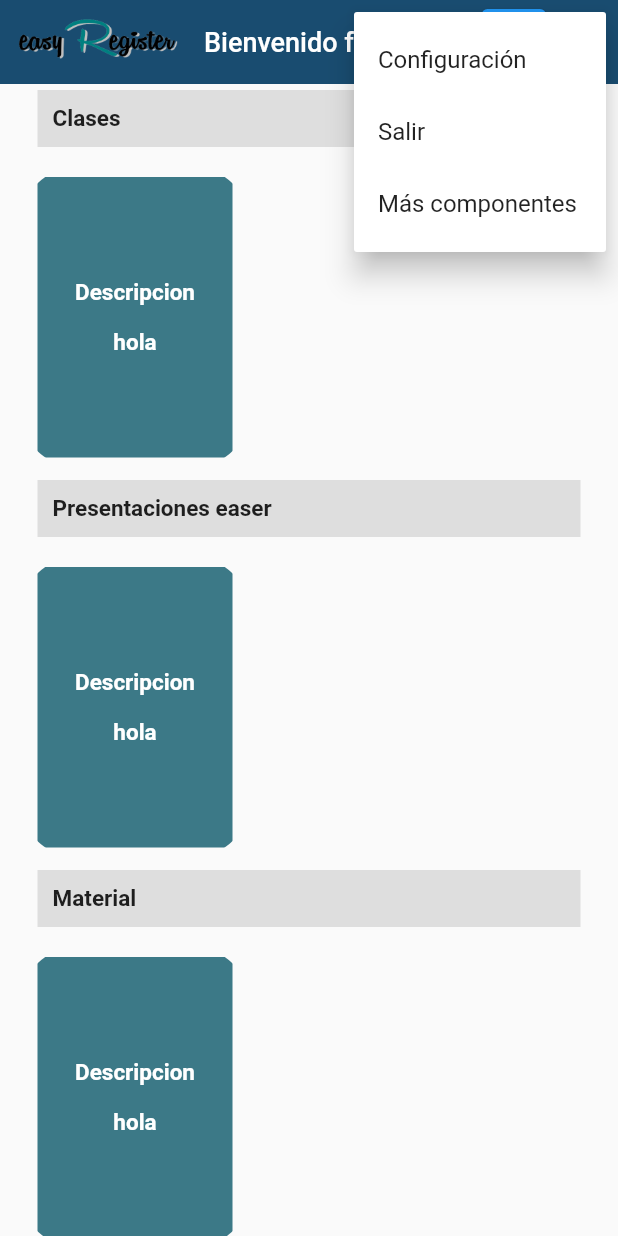
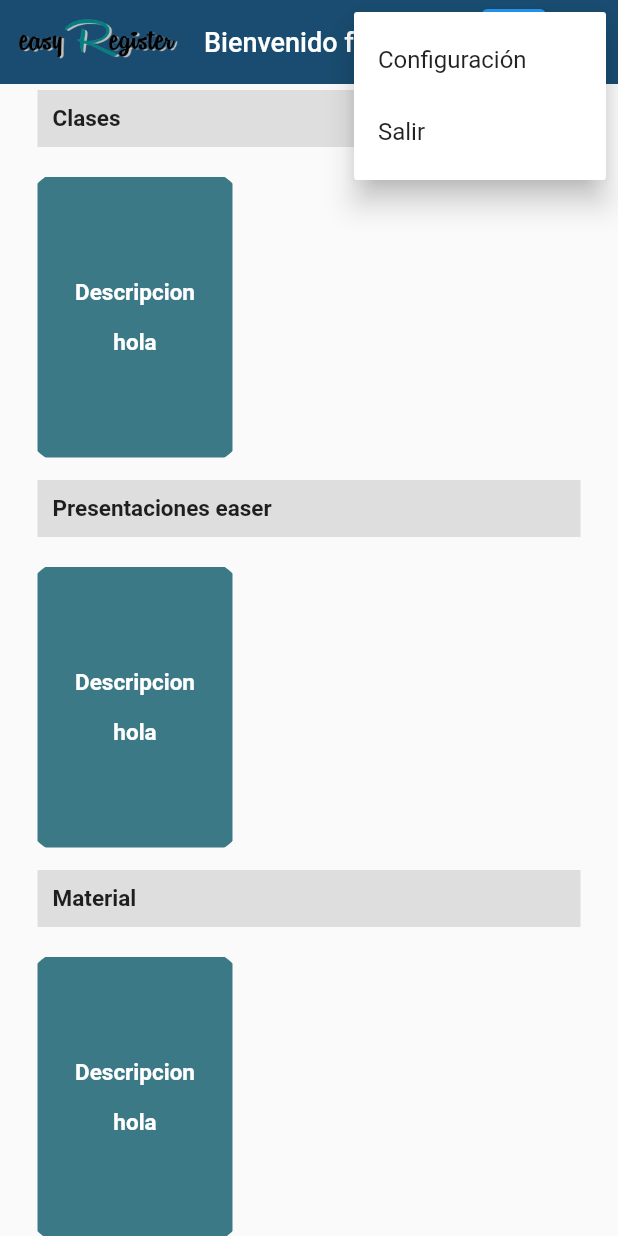
Before and after one commit to yisus44/easy-register, a Flutter app: the HomeScreen screen opened by its route, after a tap on the "more vert" icon, on a phone screen of 412 x 824 dp. Run offline on Flutter 3.47's test engine with Material 2 defaults, Android fonts, the light colour scheme and no system bars; our stand-ins replace dio; network calls fail.

Commit message:
Without errors

```diff
--- a/lib/router/app_routes.dart
+++ b/lib/router/app_routes.dart
@@ -11,7 +11,7 @@ class AppRoutes {
     'home'       : (_) => HomeScreen(1),
     'createClass': (_) => const CreateClassScreen(teacherId: 1),
     'student'    : (_) => StudentScreen(),
-    'grades'     : (_) => const GradesScreen()
+    'grades'     : (_) => const GradesScreen(),
     'material'   : (_)=> const MaterialScreen(countColumn: 1,),
     'test': (_) => TestScreen()
   };
--- a/lib/screens/create_class_screen.dart
+++ b/lib/screens/create_class_screen.dart
@@ -297,7 +297,7 @@ class _CreateClassScreenState extends State<CreateClassScreen> {
   Widget build(BuildContext context) {
     return Scaffold(
         appBar: const CustomAppBar(
-            "assets/logo_small_transparent.png", "Crear clase","Configuración","Salir","Más componentes"),
+            "assets/logo_small_transparent.png", "Crear clase","Configuración","Salir"),
         body: OrientationBuilder(
           builder: (context, orientation) {
             return Center(
--- a/lib/screens/home_screen.dart
+++ b/lib/screens/home_screen.dart
@@ -43,7 +43,7 @@ class _HomeScreenState extends State<HomeScreen> {
   Widget build(BuildContext context) {
     return Scaffold(
       appBar: const CustomAppBar(
-          "assets/logo_small_transparent.png", "Bienvenido fulanito","Configuración","Salir", "Más componentes"),
+          "assets/logo_small_transparent.png", "Bienvenido fulanito","Configuración","Salir"),
       body: SingleChildScrollView(
           child: Column(
         children: [
--- a/lib/screens/login_screen.dart
+++ b/lib/screens/login_screen.dart
@@ -59,7 +59,7 @@ class _LoginScreenState extends State<LoginScreen> {
         backgroundColor: Colors.white,
         appBar: AppBar(
           title: const CustomAppBar("assets/logo_small_transparent.png", "",
-              "Registrarse", "Configuración", "Más componentes"),
+              "Registrarse", "Configuración"),
           elevation: 0,
         ),
         body: SingleChildScrollView(
--- a/lib/screens/register_screen.dart
+++ b/lib/screens/register_screen.dart
@@ -101,7 +101,7 @@ class _RegisterScreenState extends State<RegisterScreen> {
         backgroundColor: Colors.white,
         appBar: AppBar(
           title: const CustomAppBar("assets/logo_small_transparent.png", "",
-              "Configuración", "Salir", "Más componentes"),
+              "Configuración", "Salir"),
           elevation: 0,
         ),
         body: Column(
--- a/lib/screens/student_screen.dart
+++ b/lib/screens/student_screen.dart
@@ -7,7 +7,7 @@ class StudentScreen extends StatelessWidget {
   Widget build(BuildContext context) {
     return Scaffold(
       appBar: const CustomAppBar(
-          "assets/logo_small_transparent.png", "Alumnos","Configuración","Salir", "Más componentes"),
+          "assets/logo_small_transparent.png", "Alumnos","Configuración","Salir"),
       body: Column(
         children: [
           Row(
--- a/lib/screens/test_screen_jorge.dart
+++ b/lib/screens/test_screen_jorge.dart
@@ -14,7 +14,7 @@ class TestScreen extends StatelessWidget {
 
     return Scaffold(
         appBar: const CustomAppBar("assets/logo_small_transparent.png",
-            "Alumnos", "Configuración", "Salir", "Más componentes"),
+            "Alumnos", "Configuración", "Salir"),
         body: SingleChildScrollView(
           child: Column(children: [
 
--- a/lib/widgets/app_bar.dart
+++ b/lib/widgets/app_bar.dart
@@ -6,14 +6,13 @@ class CustomAppBar extends StatelessWidget implements PreferredSizeWidget {
   final String imgUrl;
   final String message;
   final List<Widget>? actions;
-  final String optMenu1, optMenu2, optMenu3;
+  final String optMenu1, optMenu2;
 
   const CustomAppBar(
     this.imgUrl,
     this.message,
     this.optMenu1,
     this.optMenu2,
-    this.optMenu3,
     {Key? key, this.actions
     }): super(key: key);
 
@@ -59,7 +58,7 @@ class CustomAppBar extends StatelessWidget implements PreferredSizeWidget {
                         PopupMenuButton<String>(
                           onSelected: null,
                           itemBuilder: (BuildContext context) {
-                            return {'${optMenu1}', '${optMenu2}', '${optMenu3}'}.map((String choice) {
+                            return {'${optMenu1}', '${optMenu2}'}.map((String choice) {
                               return PopupMenuItem<String>(
                                 value: choice,
                                 child: Text(choice),
```
